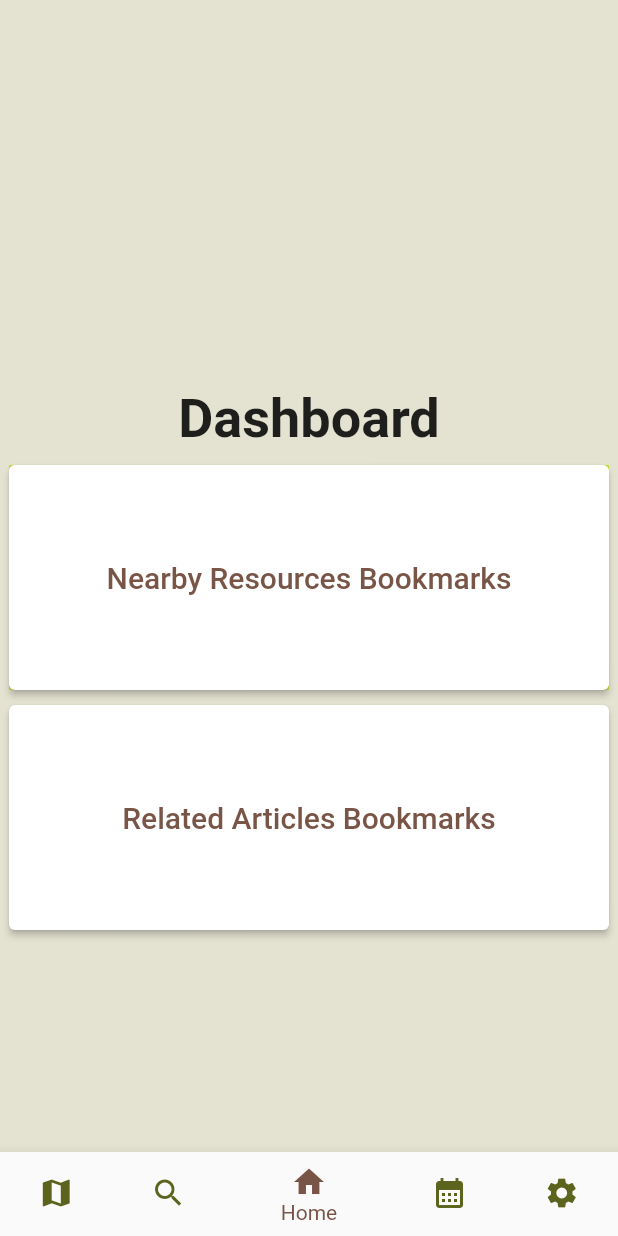
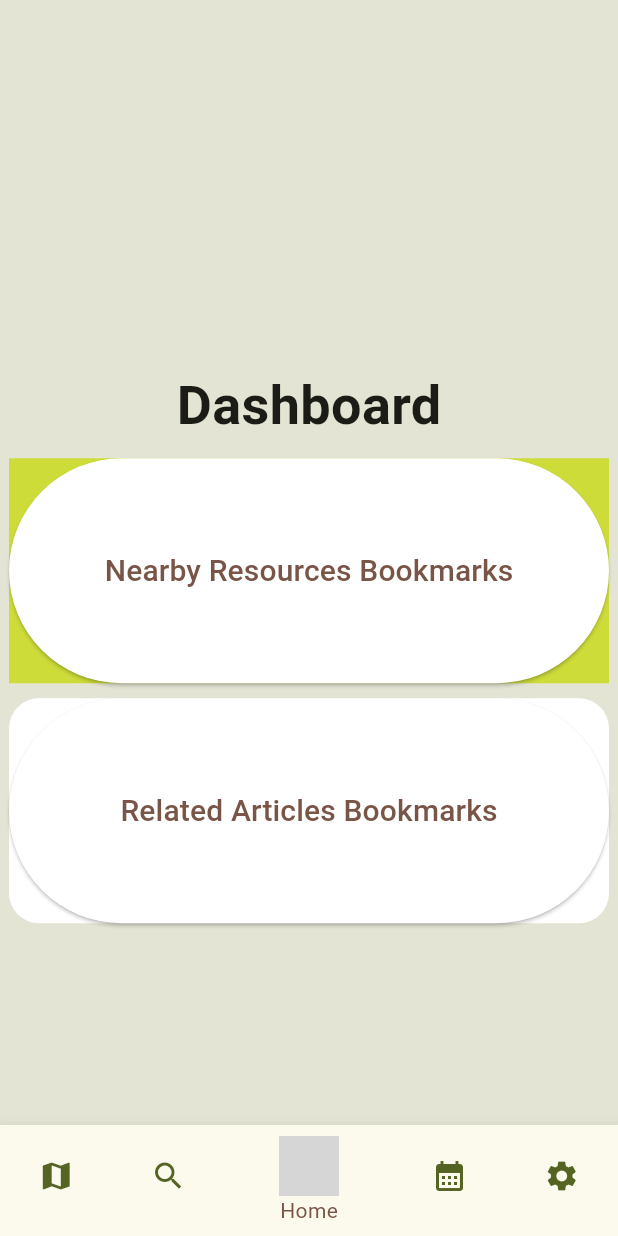
Before and after one commit to 2023-GDSC-Challenge-Columbia-Project/frontend, a Flutter app: the screen it shows after launch, after a tap on "Login", on a phone screen of 412 x 824 dp. Run offline on Flutter 3.47's test engine with Material 2 defaults, Android fonts, the phone set to English and light mode, and no system bars; our stand-ins replace calendar_date_picker2, google_maps_flutter, google_nav_bar, numberpicker; grey boxes are pictures that could not be loaded.

```diff
--- a/lib/main.dart
+++ b/lib/main.dart
@@ -1,11 +1,13 @@
 import 'package:flutter/cupertino.dart';
 import 'forgotPWPage.dart';
 import 'afterSignUpPage.dart';
-import 'articlesPage.dart';
+import 'articlesPageCopy.dart';
 import 'favArticlesPage.dart';
 import 'calendarPage.dart';
 import 'loginPage.dart';
 import 'dashboardPage.dart';
+import 'package:google_maps_flutter/google_maps_flutter.dart';
+//import 'package:google_maps_flutter_web/google_maps_flutter_web.dart';
 
 import 'package:flutter/material.dart';
 //import 'package:google_nav_bar/google_nav_bar.dart';
@@ -27,9 +29,11 @@ class MyApp extends StatelessWidget {
     return ChangeNotifierProvider(
       create: (context) => MyAppState(),
       child: MaterialApp(
-      title: 'Avocacy',
+      title: 'Avocay',
       theme: ThemeData(
-          colorScheme: ColorScheme.fromSeed(seedColor:Color.fromARGB(255, 229, 237, 155)),
+          useMaterial3: true,
+          colorScheme: ColorScheme.fromSeed(seedColor:Color(0xFFEFF1DB)),
+
 
         ),
         home: LoginPage(),
@@ -40,34 +44,68 @@ class MyApp extends StatelessWidget {
 
 class MyAppState extends ChangeNotifier {
 
+  //global variables
   int pregnancy_week = 12;
+
 
   var allLinks = ["https://www.availnyc.org/do-relationships-change-during-an-unexpected-pregnancy",
   "https://www.availnyc.org/7-reasons-your-period-may-be-late",
   "https://www.availnyc.org/how-to-break-the-news-of-unexpected-pregnancy",
   "https://www.availnyc.org/8-questions-unexpected-pregnancy",
   "https://www.availnyc.org/8-tips-to-process-an-accidental-pregnancy",
-  //abortion links
+  //pregnancy links
   "https://www.availnyc.org/can-i-get-safe-abortion",
   "https://www.availnyc.org/everything-you-ve-ever-wanted-to-know-about-the-abortion-pill",
-  "https://www.availnyc.org/when-is-it-safe-to-get-pregnant-after-an-abortion",
   "https://www.availnyc.org/abortion-recovery",
   "https://www.availnyc.org/abortion-information",
   "https://www.availnyc.org/confidential-abortion-information",
   "https://www.availnyc.org/abortion-options-in-nyc-what-you-need-to-know",
   "https://www.availnyc.org/three-things-know-abortion-new-york-city",
-
+  //abortion links
+  "https://www.availnyc.org/making-a-confident-decision-about-an-unplanned-pregnancy",
+  "https://www.availnyc.org/pregnant-options",
+  "https://www.availnyc.org/what-happens-if-im-pregnant-and-single",
+  "https://www.availnyc.org/can-i-be-a-student-while-pregnant",
+  "https://www.availnyc.org/can-finish-school-pregnant",
+  "https://www.availnyc.org/abortion-options-in-nyc-what-you-need-to-know"
+  //decisions links
+  "https://www.availnyc.org/5-tips-for-processing-your-abortion",
+  "https://www.availnyc.org/when-is-it-safe-to-get-pregnant-after-an-abortion",
+  "https://www.availnyc.org/relationships-after-an-abortion",
+  "https://www.availnyc.org/after-abortion-my-partner-doesnt-want-to-talk",
+  "https://www.availnyc.org/emotions-after-abortion"
+  //after abortion links
   ];
 
   var abortionLinks = ["https://www.availnyc.org/can-i-get-safe-abortion",
   "https://www.availnyc.org/everything-you-ve-ever-wanted-to-know-about-the-abortion-pill",
-  "https://www.availnyc.org/when-is-it-safe-to-get-pregnant-after-an-abortion",
   "https://www.availnyc.org/abortion-recovery",
   "https://www.availnyc.org/abortion-information",
   "https://www.availnyc.org/confidential-abortion-information",
   "https://www.availnyc.org/abortion-options-in-nyc-what-you-need-to-know",
   "https://www.availnyc.org/three-things-know-abortion-new-york-city",
   ];
+
+  var pregnancyLinks = ["https://www.availnyc.org/do-relationships-change-during-an-unexpected-pregnancy",
+  "https://www.availnyc.org/7-reasons-your-period-may-be-late",
+  "https://www.availnyc.org/how-to-break-the-news-of-unexpected-pregnancy",
+  "https://www.availnyc.org/8-questions-unexpected-pregnancy",
+  "https://www.availnyc.org/8-tips-to-process-an-accidental-pregnancy"];
+
+  var decisionLinks = ["https://www.availnyc.org/making-a-confident-decision-about-an-unplanned-pregnancy",
+  "https://www.availnyc.org/pregnant-options",
+  "https://www.availnyc.org/what-happens-if-im-pregnant-and-single",
+  "https://www.availnyc.org/can-i-be-a-student-while-pregnant",
+  "https://www.availnyc.org/can-finish-school-pregnant",
+  "https://www.availnyc.org/abortion-options-in-nyc-what-you-need-to-know"];
+
+  var afterAbortionLinks = ["https://www.availnyc.org/5-tips-for-processing-your-abortion",
+  "https://www.availnyc.org/when-is-it-safe-to-get-pregnant-after-an-abortion",
+  "https://www.availnyc.org/relationships-after-an-abortion",
+  "https://www.availnyc.org/after-abortion-my-partner-doesnt-want-to-talk",
+  "https://www.availnyc.org/emotions-after-abortion"
+  ];
+
   var favorites = [];
 
   void toggleFavorite([String? link]) {
@@ -137,14 +175,14 @@ class _MyHomePageState extends State<MyHomePage> {
                 items: [
                   BottomNavigationBarItem(
                     icon: Icon(Icons.map),
-                    label: 'Nearby Resources',
+                    label: 'Near Resources',
                   ),
                   BottomNavigationBarItem(
                     icon: Icon(Icons.search),
-                    label: 'Information',
+                    label: 'Articles',
                   ),
                   BottomNavigationBarItem(
-                    icon: Icon(Icons.home),
+                    icon: Image.asset("assets/images/avocado.png", height: 40),
                     label: 'Home',
                   ),
                   BottomNavigationBarItem(
```
